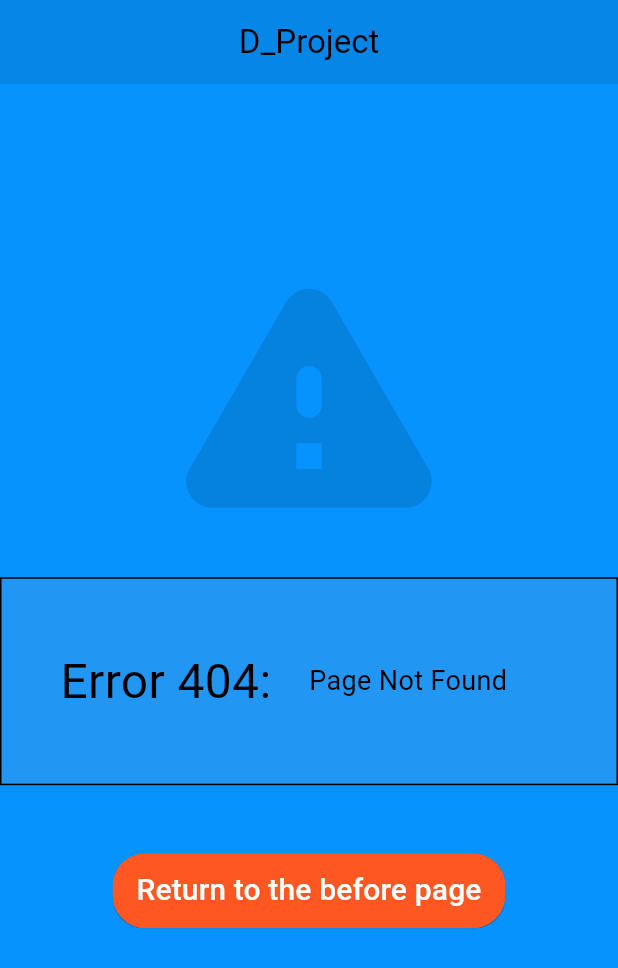
After one commit to Teixeira49/d_report, a Flutter app: the NotFoundPage screen opened directly, on a phone screen of 412 x 824 dp. The commit adds this screen. Shown: the top 968 px of the screen. Run offline on Flutter 3.47's test engine with Material 3 defaults, Android fonts, the phone set to English and light mode, and no system bars; missing offline and left inert: dart:ffi; Roboto replaces fonts that are missing (IBM).

Commit message:
implements 404 page and repair name in two widgets

```diff
--- a/lib/main.dart
+++ b/lib/main.dart
@@ -2,6 +2,7 @@ import 'package:d_report/src/core/config/theme/themes.dart';
 import 'package:d_report/src/feature/auth/presentation/pages/login_page.dart';
 import 'package:d_report/src/feature/auth/presentation/pages/register_page.dart';
 import 'package:d_report/src/feature/current_cases/presentation/pages/main_page.dart';
+import 'package:d_report/src/feature/not_found/presentation/pages/not-found_page.dart';
 import 'package:flutter/material.dart';
 
 void main() {
@@ -25,12 +26,12 @@ class MyApp extends StatelessWidget {
         '/home/': (context) => const MainPage(),
       },
       initialRoute: '/auth/login/',
-      // onUnknownRoute: (RouteSettings setting) { // TODO implement later
-      //    String unknownRoute = setting.name ;
-      //    return new MaterialPageRoute(
-      //                builder: (context) => NotFoundPage()
-      //    );
-      //  }
+      onUnknownRoute: (RouteSettings setting) {
+        settings: setting;
+          return MaterialPageRoute(
+        builder: (context) => const NotFoundPage()
+        );
+      }
     );
   }
 }
--- a/lib/src/feature/auth/presentation/pages/register_page.dart
+++ b/lib/src/feature/auth/presentation/pages/register_page.dart
@@ -4,9 +4,9 @@ import 'package:flutter/material.dart';
 import '../widgets/firstname_field.dart';
 import '../widgets/password_field.dart';
 import '../widgets/register_button.dart';
-import '../widgets/typeuser_field.dart';
+import '../widgets/type-user_field.dart';
 import '../widgets/user_field.dart';
-import '../widgets/validatepassword_field.dart';
+import '../widgets/validate-password_field.dart';
 
 final _formatKey2 = GlobalKey<FormState>();
 
--- /dev/null
+++ b/lib/src/feature/not_found/presentation/pages/not-found_page.dart
@@ -0,0 +1,84 @@
+import 'dart:ffi';
+
+import 'package:flutter/cupertino.dart';
+import 'package:flutter/material.dart';
+
+import '../widgets/not-found_button.dart';
+
+
+class NotFoundPage extends StatelessWidget{
+
+  const NotFoundPage({super.key});
+
+  @override
+  Widget build(BuildContext context){
+    final size = MediaQuery.of(context).size;
+    double sizeIcon = size.shortestSide * 0.50;
+
+    return Scaffold(
+
+        appBar: AppBar(
+          title: const Text("D_Project"),
+          backgroundColor: Theme.of(context).colorScheme.primary,
+          centerTitle: true,
+          automaticallyImplyLeading: false,
+        ),
+
+        body: Center(
+            child: SingleChildScrollView(
+              child: ConstrainedBox(
+                constraints: BoxConstraints(
+                  minHeight: size.height * 0.25,
+                ),
+              child: IntrinsicHeight(
+                child: Column(
+                mainAxisAlignment: MainAxisAlignment.center,
+                mainAxisSize: MainAxisSize.min,
+                children:[
+                  Container(
+                    padding: EdgeInsets.symmetric(
+                      horizontal: size.width * 0.095,
+                      vertical: size.height * 0.025,
+                    ),
+                    child: Icon(
+                        Icons.warning_rounded,
+                      color: Colors.black12,
+                      size: sizeIcon,
+                    ),
+                  ),
+                  Container(
+                    decoration: BoxDecoration(
+                      color: Colors.blue,
+                      border: Border.all(color: Colors.black),
+                    ),
+                    padding: EdgeInsets.symmetric(
+                      horizontal: size.width * 0.095,
+                      vertical: size.height * 0.055,
+                    ),
+                    child: const Row(
+                      children: [
+                        Expanded(
+                          child: Text('Error 404:', style: TextStyle(fontSize: 32),),
+                        ),
+                        Expanded(
+                          child: Text('Page Not Found', style: TextStyle(fontSize: 18),),
+                        )
+                      ],
+                    )
+                  ),
+                  Container(
+                    padding: EdgeInsets.only(
+                      top: size.height * 0.055,
+                      bottom: size.height * 0.15,
+                    ),
+                    child: const NotFoundExitButton()
+                  ),
+                ]
+            )
+          )
+        )
+        )
+        )
+    );
+  }
+}
--- /dev/null
+++ b/lib/src/feature/not_found/presentation/widgets/not-found_button.dart
@@ -0,0 +1,30 @@
+import 'package:flutter/material.dart';
+
+class NotFoundExitButton extends StatelessWidget {
+  const NotFoundExitButton({super.key});
+
+  @override
+  Widget build(BuildContext context) {
+    return Material(
+        borderRadius: BorderRadius.circular(20.0),
+        clipBehavior: Clip.antiAlias,
+        color: Colors.transparent,
+
+        child: MaterialButton(
+          color: Colors.deepOrange,
+          shape: RoundedRectangleBorder(
+              borderRadius: BorderRadius.circular(22.0)),
+          focusColor: Colors.red,
+          minWidth: 90,
+          height: 50,
+          child: const Text(
+              'Return to the before page',
+              style: TextStyle(color: Colors.white, fontSize: 20),
+          ),
+          onPressed: () {
+            Navigator.of(context).pop();
+          },
+        )
+    );
+  }
+}
```
Also changed, not shown: lib/src/feature/auth/presentation/widgets/type-user_field.dart (renamed from lib/src/feature/auth/presentation/widgets/typeuser_field.dart), lib/src/feature/auth/presentation/widgets/validate-password_field.dart (renamed from lib/src/feature/auth/presentation/widgets/validatepassword_field.dart).
